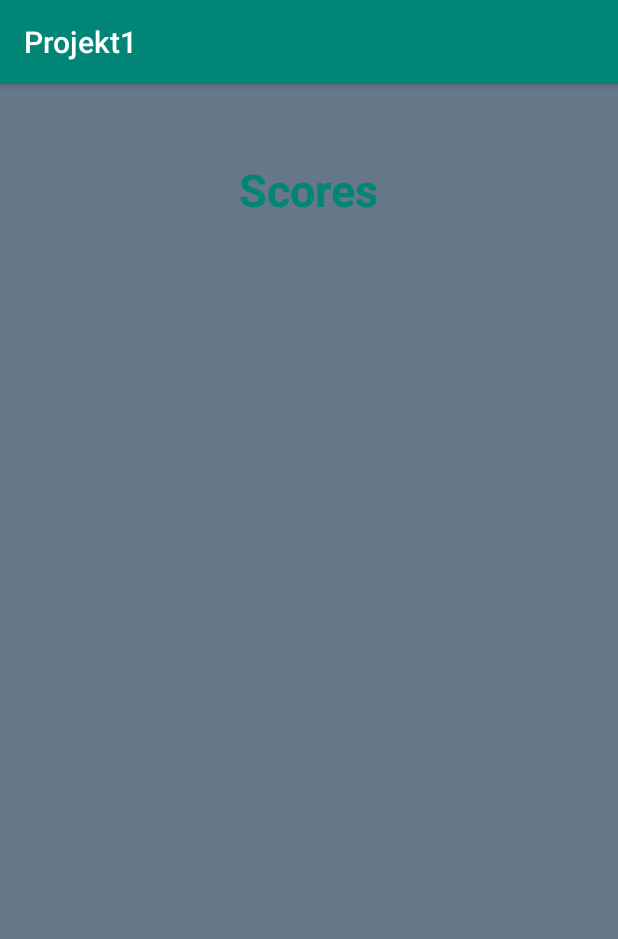
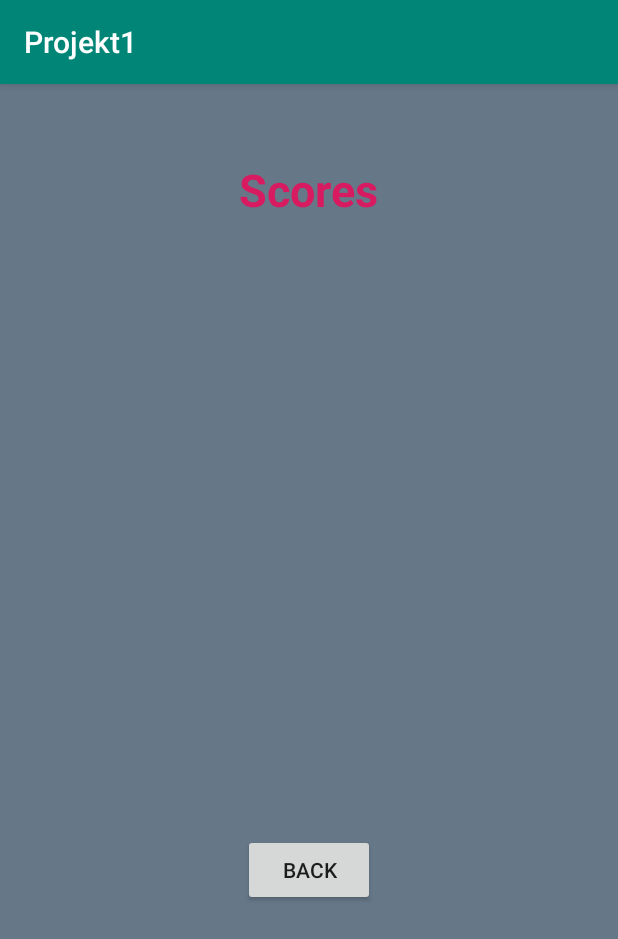
Before and after one commit to SaskaElod/Projekt1, an Android app: the fragment ScoresFragment shown on its own in the app's theme, on a phone screen of 412 x 824 dp. Shown: the top 939 px of the screen. Run offline under Robolectric (Android 15) with nearby library versions, the phone set to English and light mode, and no system bars.

```diff
--- a/app/src/main/java/com/example/projekt1/ScoresFragment.java
+++ b/app/src/main/java/com/example/projekt1/ScoresFragment.java
@@ -1,9 +1,11 @@
 package com.example.projekt1;
 
 
+import android.content.Intent;
 import android.os.Bundle;
 
 import androidx.fragment.app.Fragment;
+import androidx.recyclerview.widget.RecyclerView;
 
 import android.view.LayoutInflater;
 import android.view.View;
@@ -15,6 +17,10 @@ import android.view.ViewGroup;
  */
 public class ScoresFragment extends Fragment {
 
+    private RecyclerView recyclerView;
+    private RecyclerView.Adapter adapter;
+    private RecyclerView.LayoutManager layoutManager;
+    private DatabaseFull db;
 
     public ScoresFragment() {
         // Required empty public constructor
@@ -24,7 +30,12 @@ public class ScoresFragment extends Fragment {
     @Override
     public View onCreateView(LayoutInflater inflater, ViewGroup container,
                              Bundle savedInstanceState) {
-        // Inflate the layout for this fragment
+       // recyclerView=recyclerView.findViewById(R.id.my_recylerView);
+      //  recyclerView.setHasFixedSize(true);
+
+        //recyclerView.setLayoutManager(layoutManager);
+
+
         return inflater.inflate(R.layout.fragment_scores, container, false);
     }
 
--- a/app/src/main/java/com/example/projekt1/VotingActivity.java
+++ b/app/src/main/java/com/example/projekt1/VotingActivity.java
@@ -41,4 +41,6 @@ public class VotingActivity extends AppCompatActivity {
             }
         });
     }
+
+
 }
--- a/app/src/main/res/layout/fragment_scores.xml
+++ b/app/src/main/res/layout/fragment_scores.xml
@@ -17,13 +17,24 @@
         android:text="Scores"
         android:textSize="30dp"
         android:textStyle="bold"
-        android:textColor="@color/colorPrimary"
+        android:textColor="@color/colorAccent"
 
         />
+
     <androidx.recyclerview.widget.RecyclerView
+        android:layout_width="318dp"
+        android:layout_height="445dp"
+        android:layout_centerInParent="true"
+        android:id="@+id/my_recylerView"
+        />
+
+    <Button
         android:layout_width="wrap_content"
         android:layout_height="wrap_content"
-        android:layout_centerInParent="true"
-        />
+        android:layout_centerHorizontal="true"
+        android:layout_marginTop="500dp"
+
+        android:text="Back"/>
+
 
 </RelativeLayout>
```
Also changed, not shown: app/src/main/java/com/example/projekt1/User.java (added, +20 -0 lines).
